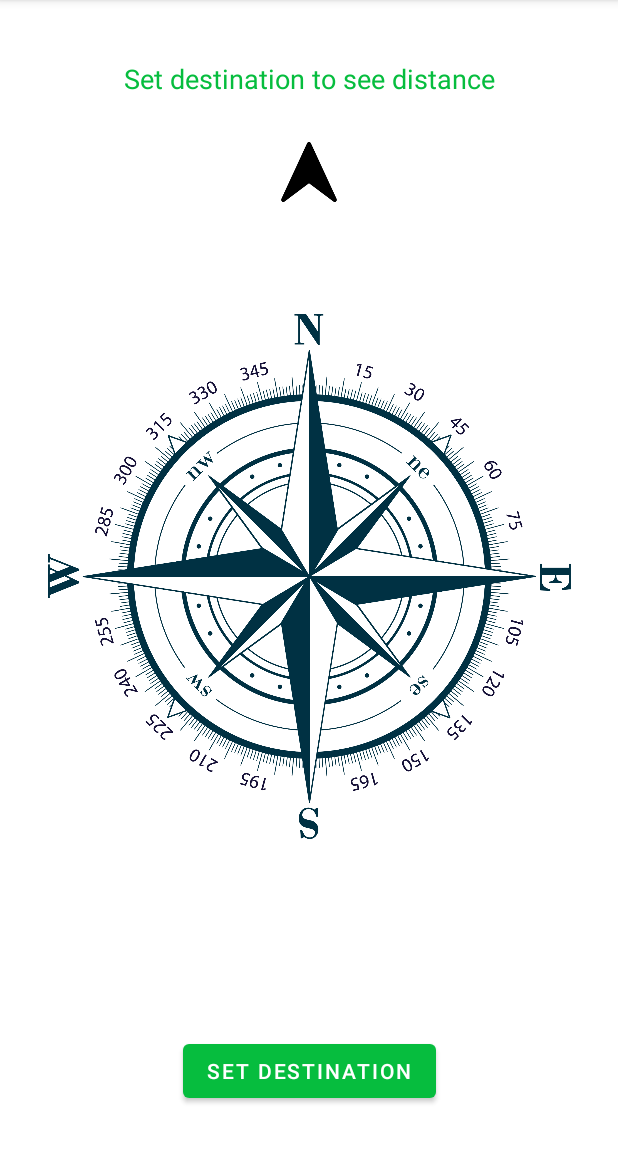
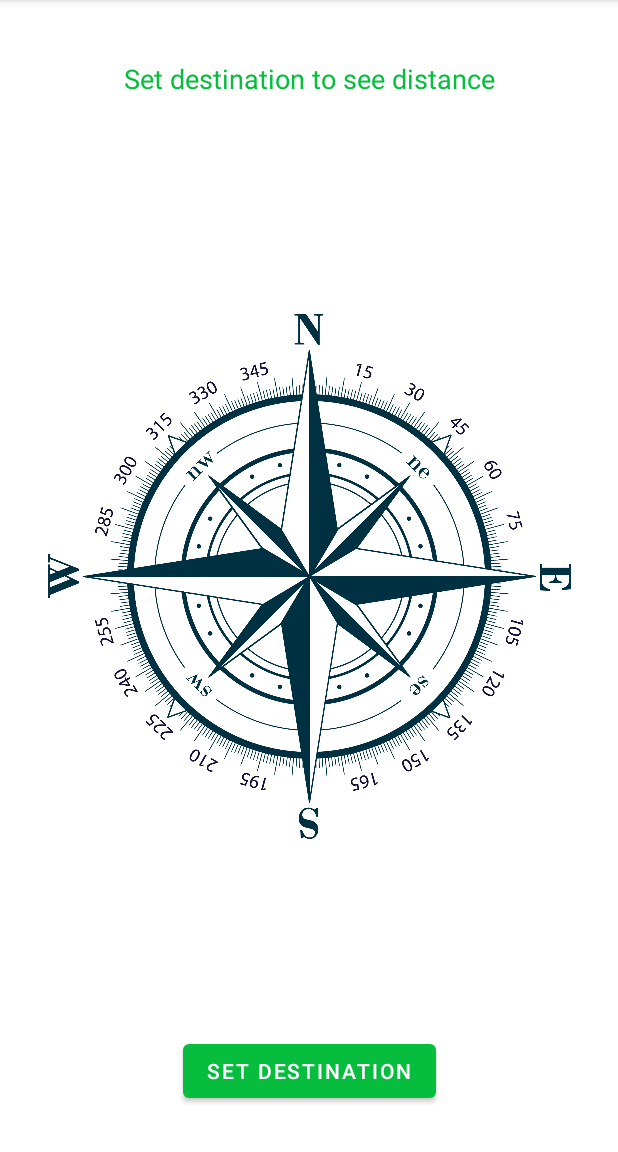
Before and after one commit to tomaszmjurek/the_compass, an Android app: the screen it shows after launch (MainActivity), after a tap on "SET DESTINATION", on a phone screen of 412 x 824 dp, the part 84-1236 px from its top. Run offline under Robolectric (Android 15) with nearby library versions, the phone set to English and light mode, and no system bars.

Commit message:
Small refactoring

```diff
--- a/app/src/main/java/tj/personal/thecompass/Contract.kt
+++ b/app/src/main/java/tj/personal/thecompass/Contract.kt
@@ -11,7 +11,7 @@ interface Contract {
         fun showDistanceToDestination(distanceInMeters: Float)
     }
 
-    interface Model {
+    interface SensorLogic {
         fun calculateDistanceToDestination() : Float
         fun calculateArrowOrientation() : Float
         fun calculateCompassOrientation(sensorEvent: SensorEvent) : Pair<Float,Float>
--- a/app/src/main/java/tj/personal/thecompass/MainActivity.java
+++ b/app/src/main/java/tj/personal/thecompass/MainActivity.java
@@ -3,20 +3,15 @@ package tj.personal.thecompass;
 import android.Manifest;
 import android.content.Context;
 import android.content.pm.PackageManager;
-import android.graphics.Matrix;
-import android.hardware.GeomagneticField;
 import android.hardware.Sensor;
 import android.hardware.SensorEvent;
 import android.hardware.SensorEventListener;
 import android.hardware.SensorManager;
-import android.location.Location;
-import android.location.LocationManager;
 import android.os.Bundle;
 import android.util.Log;
 import android.view.View;
 import android.view.animation.Animation;
 import android.view.animation.RotateAnimation;
-import android.widget.Button;
 import android.widget.ImageView;
 import android.widget.TextView;
 import android.widget.Toast;
@@ -42,7 +37,6 @@ public class MainActivity extends AppCompatActivity implements SensorEventListen
 
     // Layout elements
     private ImageView compassImage;
-//    private Button setDestinationBtn;
     private TextView destinationTV;
     private ImageView arrowImage;
 
@@ -51,7 +45,6 @@ public class MainActivity extends AppCompatActivity implements SensorEventListen
 
     // Location
     private FusedLocationProviderClient fusedLocationClient;
-//    private LocationManager mLocationManager;
     private LocationRequest locationRequest;
     private LocationCallback locationCallback;
 
@@ -60,18 +53,34 @@ public class MainActivity extends AppCompatActivity implements SensorEventListen
         super.onCreate(savedInstanceState);
         setContentView(R.layout.activity_main);
         compassImage = findViewById(R.id.compassImage);
-//        setDestinationBtn = findViewById(R.id.setDestinationBtn);
         destinationTV = findViewById(R.id.destination_text_view);
+        destinationTV.setText(getString(R.string.destination_info));
         arrowImage = findViewById(R.id.arrow_image);
+        arrowImage.setVisibility(View.INVISIBLE);
 
-        presenter = new Presenter(this, new Model());
+        presenter = new Presenter(this, new SensorLogic());
         initServices();
     }
 
     private void initServices() {
         mSensorManger = (SensorManager) getSystemService(Context.SENSOR_SERVICE);
 //        mLocationManager = (LocationManager) getSystemService(Context.LOCATION_SERVICE); //?
-        getLocationUpdates();
+        initLocationUpdates();
+    }
+
+    private void initLocationUpdates() {
+        fusedLocationClient = LocationServices.getFusedLocationProviderClient(this);
+        locationRequest = LocationRequest.create();
+        locationRequest.setInterval(5000);
+        locationRequest.setFastestInterval(5000);
+        locationRequest.setSmallestDisplacement(10f);
+        locationRequest.setPriority(LocationRequest.PRIORITY_HIGH_ACCURACY);
+        locationCallback = new LocationCallback() {
+            @Override
+            public void onLocationResult(LocationResult locationResult) {
+                presenter.onLocationChanged(locationResult);
+            }
+        };
     }
 
     @Override
@@ -86,11 +95,28 @@ public class MainActivity extends AppCompatActivity implements SensorEventListen
                 SensorManager.SENSOR_DELAY_GAME);
     }
 
+    private void startLocationUpdates() {
+        if (ActivityCompat.checkSelfPermission(this, Manifest.permission.ACCESS_FINE_LOCATION) == PackageManager.PERMISSION_GRANTED
+                && ActivityCompat.checkSelfPermission(this, Manifest.permission.ACCESS_COARSE_LOCATION) == PackageManager.PERMISSION_GRANTED) {
+            fusedLocationClient.requestLocationUpdates(
+                    locationRequest,
+                    locationCallback,
+                    null /* Looper */
+            );
+        } else {
+            showAlertLocation();
+        }
+    }
+
     @Override
     protected void onPause() {
         super.onPause();
         mSensorManger.unregisterListener(this);
         stopLocationUpdates();
+    }
+
+    private void stopLocationUpdates() {
+        fusedLocationClient.removeLocationUpdates(locationCallback);
     }
 
     @Override
@@ -115,43 +141,12 @@ public class MainActivity extends AppCompatActivity implements SensorEventListen
 
     @Override
     public void onDialogConfirmClick(double lat, double lng) {
-        Log.v(TAG, "INPUT " + lat);
+        // Resume compass animation
         presenter.onDestinationSet(lat, lng);
-        // Resume compass animation
+        arrowImage.setVisibility(View.VISIBLE);
         onResume();
     }
 
-    private void startLocationUpdates() {
-        if (ActivityCompat.checkSelfPermission(this, Manifest.permission.ACCESS_FINE_LOCATION) == PackageManager.PERMISSION_GRANTED
-                && ActivityCompat.checkSelfPermission(this, Manifest.permission.ACCESS_COARSE_LOCATION) == PackageManager.PERMISSION_GRANTED) {
-            fusedLocationClient.requestLocationUpdates(
-                    locationRequest,
-                    locationCallback,
-                    null /* Looper */
-            );
-        } else {
-            showAlertLocation();
-        }
-    }
-
-    private void getLocationUpdates() {
-        fusedLocationClient = LocationServices.getFusedLocationProviderClient(this);
-        locationRequest = LocationRequest.create();
-        locationRequest.setInterval(5000);
-        locationRequest.setFastestInterval(5000);
-        locationRequest.setSmallestDisplacement(10f); // 170 m = 0.1 mile
-        locationRequest.setPriority(LocationRequest.PRIORITY_HIGH_ACCURACY);
-        locationCallback = new LocationCallback() {
-            @Override
-            public void onLocationResult(LocationResult locationResult) {
-                presenter.onLocationChanged(locationResult);
-            }
-        };
-    }
-
-    private void stopLocationUpdates() {
-        fusedLocationClient.removeLocationUpdates(locationCallback);
-    }
 
     private void showAlertLocation() {
         DialogFragment dialog = new EnableLocationDialog();
@@ -186,6 +181,6 @@ public class MainActivity extends AppCompatActivity implements SensorEventListen
 
     @Override
     public void showDistanceToDestination(float distanceInMeters) {
-        destinationTV.setText(getString(R.string.destination_distance_text) + distanceInMeters + " m");
+        destinationTV.setText(String.format(getString(R.string.destination_distance_text), distanceInMeters));
     }
 }
--- a/app/src/main/java/tj/personal/thecompass/Presenter.kt
+++ b/app/src/main/java/tj/personal/thecompass/Presenter.kt
@@ -1,17 +1,16 @@
 package tj.personal.thecompass
 
 import android.hardware.SensorEvent
-import android.location.Location
-import com.google.android.gms.location.LocationRequest
 import com.google.android.gms.location.LocationResult
+import kotlin.math.round
 
 class Presenter(
         private var mainView: Contract.View?,
-        private val model: Contract.Model): Contract.Presenter {
+        private val sensorLogic: Contract.SensorLogic): Contract.Presenter {
 
     override fun onSensorChanged(sensorEvent: SensorEvent) {
-        val azimuthPair :Pair<Float,Float>? = model.calculateCompassOrientation(sensorEvent) //listener
-        val arrowAngle = model.calculateArrowOrientation()
+        val azimuthPair :Pair<Float,Float>? = sensorLogic.calculateCompassOrientation(sensorEvent) //listener
+        val arrowAngle = sensorLogic.calculateArrowOrientation()
         if (mainView != null && azimuthPair != null) {
             mainView!!.animateCompass(azimuthPair.first, azimuthPair.second)
             mainView!!.animateArrow(arrowAngle)
@@ -22,27 +21,26 @@ class Presenter(
         if (locationResult == null) return
 
         if (locationResult.locations.isNotEmpty()) {
-            model.setCurrentLocation(locationResult.lastLocation)
+            sensorLogic.setCurrentLocation(locationResult.lastLocation)
             getDistanceToDestination()
         }
     }
 
     override fun onDestinationSet(lat: Double, lng: Double) {
-        model.setDestination(lat, lng)
+        sensorLogic.setDestination(lat, lng)
         getDistanceToDestination()
     }
 
     private fun getDistanceToDestination() {
-        val distance = model.calculateDistanceToDestination()
+        val distance = sensorLogic.calculateDistanceToDestination()
         if (mainView != null) {
-            mainView!!.showDistanceToDestination(distance)
+            mainView!!.showDistanceToDestination(round(distance))
         }
     }
 
     override fun checkIsCurrentLocationSet(): Boolean {
-        if (model.getCurrentLocation() != null) return true
+        if (sensorLogic.getCurrentLocation() != null) return true
         return false
     }
 
-
 }
--- a/app/src/main/java/tj/personal/thecompass/Model.java
+++ b/app/src/main/java/tj/personal/thecompass/SensorLogic.java
@@ -1,44 +1,21 @@
 package tj.personal.thecompass;
 
-import android.content.Context;
 import android.hardware.GeomagneticField;
 import android.hardware.Sensor;
 import android.hardware.SensorEvent;
-import android.hardware.SensorEventListener;
 import android.hardware.SensorManager;
 import android.location.Location;
-import android.location.LocationManager;
-import android.util.Log;
-import android.view.animation.Animation;
-import android.view.animation.RotateAnimation;
+import kotlin.Pair;
 
-import androidx.fragment.app.DialogFragment;
-
-import com.google.android.gms.location.FusedLocationProviderClient;
-import com.google.android.gms.location.LocationCallback;
-import com.google.android.gms.location.LocationRequest;
-import com.google.android.gms.location.LocationResult;
-import com.google.android.gms.location.LocationServices;
-
-import org.jetbrains.annotations.NotNull;
-
-import kotlin.Pair;
-import tj.personal.thecompass.Contract;
-
-public class Model implements Contract.Model {
+public class SensorLogic implements Contract.SensorLogic {
 
     // Compass
-//    private SensorManager mSensorManger;
     private float[] mGravity = new float[3];
     private float[] mGeometric = new float[3];
     private float azimuth = 0f;
     private float currentAzimuth = 0f;
 
     // Location
-    private FusedLocationProviderClient fusedLocationClient;
-    private LocationManager mLocationManager;
-    private LocationRequest locationRequest;
-    private LocationCallback locationCallback;
     private Location currentLocation;
     private Location destLocation;
 
@@ -91,7 +68,6 @@ public class Model implements Contract.Model {
         float distanceInMeters = 0;
         if (currentLocation != null && destLocation != null) {
             distanceInMeters = destLocation.distanceTo(currentLocation);
-//            Log.v(TAG, getString(R.string.destination_distance_text) + distanceInMeters + " m");
         }
         return distanceInMeters;
     }
@@ -111,8 +87,7 @@ public class Model implements Contract.Model {
 
             float heading = currentAzimuth;
             heading += geoField.getDeclination();
-            heading = (bearing + heading);
-//            float prevAngle = normalizeDegree(currentAzimuth);
+            heading = (bearing + heading) * -1;
             angle = normalizeDegree(heading);
         }
         return angle;
--- a/app/src/main/res/layout/activity_main.xml
+++ b/app/src/main/res/layout/activity_main.xml
@@ -27,7 +27,8 @@
         app:layout_constraintLeft_toLeftOf="parent"
         app:layout_constraintRight_toRightOf="parent"
         app:layout_constraintTop_toTopOf="parent"
-        app:layout_constraintVertical_bias="0.13" />
+        app:layout_constraintVertical_bias="0.13"
+        android:visibility="invisible"/>
 
     <ImageView
         android:id="@+id/compassImage"
--- a/app/src/main/res/layout/set_destination_dialog.xml
+++ b/app/src/main/res/layout/set_destination_dialog.xml
@@ -17,7 +17,7 @@
             android:hint="@string/latitude"
             android:layout_width="match_parent"
             android:layout_height="wrap_content"
-            android:inputType="numberDecimal" />
+            android:inputType="numberSigned|numberDecimal" />
 
         <TextView
             android:id="@+id/input_error_1"
@@ -31,7 +31,7 @@
             android:hint="@string/longitude"
             android:layout_width="match_parent"
             android:layout_height="wrap_content"
-            android:inputType="numberDecimal" />
+            android:inputType="numberSigned|numberDecimal" />
 
         <TextView
             android:id="@+id/input_error_2"
--- a/app/src/main/res/values/strings.xml
+++ b/app/src/main/res/values/strings.xml
@@ -7,5 +7,5 @@
     <string name="longitude">Longitude</string>
     <string name="enter_destination_coordinates">Enter destination coordinates</string>
     <string name="destination_info">Set destination to see distance</string>
-    <string name="destination_distance_text">Distance from the destination: </string>
+    <string name="destination_distance_text">Distance from the destination: %1$f m</string>
 </resources>
```
